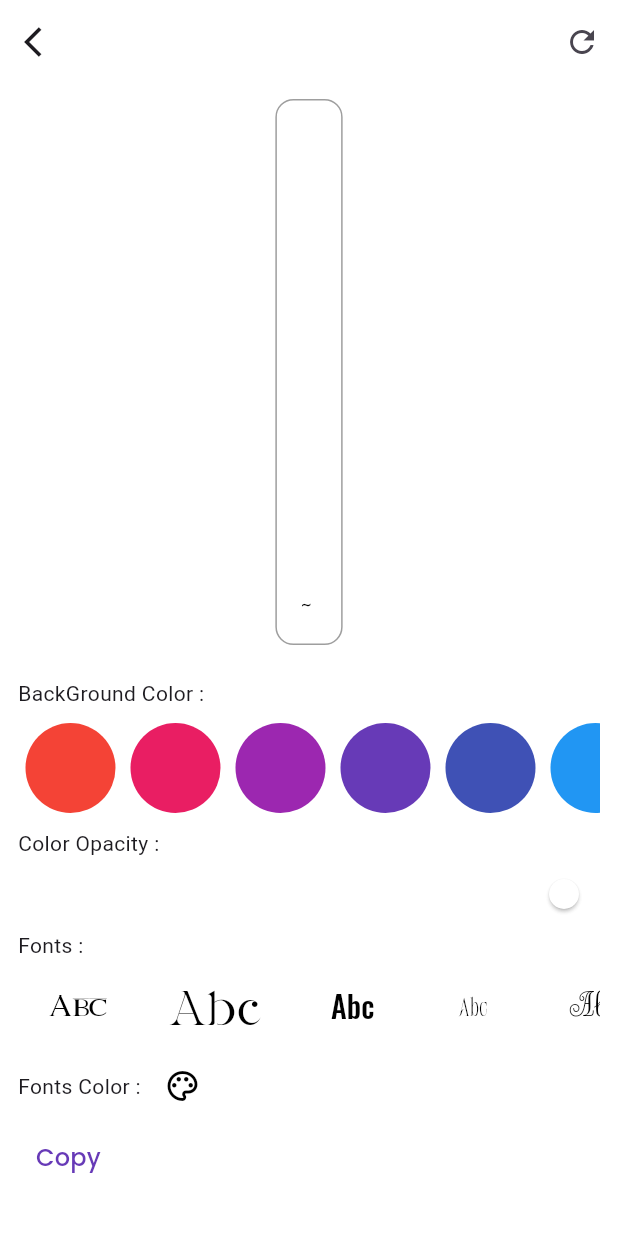
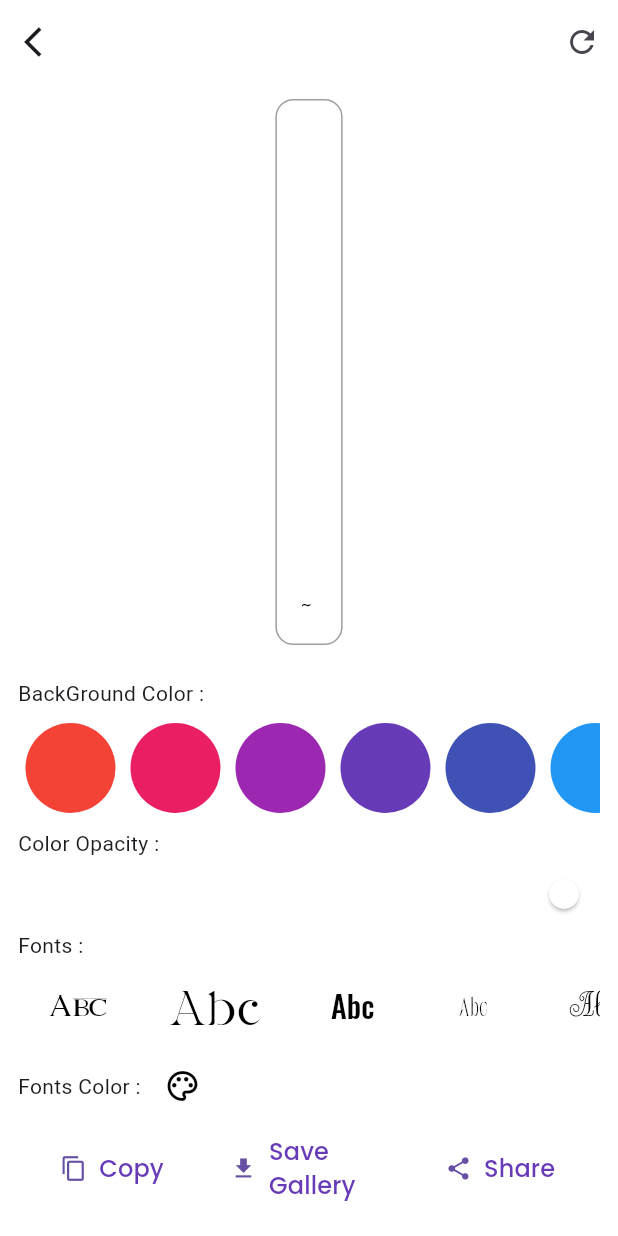
Before and after one commit to SJaynesh/Quotes-App, a Flutter app: the DetailPage screen opened directly with empty values, on a phone screen of 412 x 824 dp. Run offline on Flutter 3.47's test engine with Material 3 defaults, Android fonts, the phone set to English and light mode, and no system bars; our stand-ins replace flutter_colorpicker, flutter_screenutil, google_fonts, image_gallery_saver; missing offline and left inert: share_extend; network calls fail; Roboto replaces fonts that are missing (Nobile).

Commit message:
08/09/2024 - Edit

```diff
--- a/lib/view/screen/detail_page/detail_page.dart
+++ b/lib/view/screen/detail_page/detail_page.dart
@@ -1,10 +1,16 @@
+import 'dart:developer';
+
 import 'package:flutter/material.dart';
+import 'package:flutter/rendering.dart';
 import 'package:flutter/services.dart';
 import 'package:flutter_colorpicker/flutter_colorpicker.dart';
 import 'package:flutter_screenutil/flutter_screenutil.dart';
 import 'package:google_fonts/google_fonts.dart';
+import 'package:image_gallery_saver/image_gallery_saver.dart';
 import 'package:quotes_app/models/quotes_model.dart';
 import 'package:quotes_app/utills/fonts_utills.dart';
+import 'package:share_extend/share_extend.dart';
+import 'dart:ui' as ui;
 
 class DetailPage extends StatefulWidget {
   const DetailPage({super.key});
@@ -18,6 +24,27 @@ class _DetailPageState extends State<DetailPage> {
   double opacity = 1;
   String font = Fonts.lionKing.name;
   Color fontColor = Colors.black;
+
+  GlobalKey widgetKey = GlobalKey();
+
+  Future<void> copyQuote({
+    required QuotesModel quote,
+  }) async {
+    await Clipboard.setData(
+      ClipboardData(
+        text: "${quote.quotes}\n${quote.author}",
+      ),
+    ).then(
+      (value) {
+        SnackBar snackBar = const SnackBar(
+          content: Text("Quote copy successfully... "),
+          backgroundColor: Colors.green,
+        );
+        ScaffoldMessenger.of(context).showSnackBar(snackBar);
+      },
+    );
+  }
+
   @override
   Widget build(BuildContext context) {
     QuotesModel quote =
@@ -49,6 +76,8 @@ class _DetailPageState extends State<DetailPage> {
       body: Column(
         children: [
           Expanded(
+            child: RepaintBoundary(
+              key: widgetKey,
               child: Container(
                 padding: const EdgeInsets.all(16),
                 margin: const EdgeInsets.all(10),
@@ -68,7 +97,7 @@ class _DetailPageState extends State<DetailPage> {
                       cursorWidth: 2,
                       cursorColor: Colors.red,
                       cursorRadius: const Radius.circular(20),
-                    showCursor: true,
+                      showCursor: false,
                       toolbarOptions: const ToolbarOptions(
                         copy: true,
                         cut: true,
@@ -89,6 +118,7 @@ class _DetailPageState extends State<DetailPage> {
                       ),
                     ),
                   ],
+                ),
               ),
             ),
           ),
@@ -206,25 +236,15 @@ class _DetailPageState extends State<DetailPage> {
                     ],
                   ),
                   Row(
+                    mainAxisAlignment: MainAxisAlignment.center,
                     children: [
-                      TextButton(
-                        onPressed: () async {
-                          await Clipboard.setData(
-                            ClipboardData(
-                              text: "${quote.quotes}\n${quote.author}",
+                      Expanded(
+                        child: TextButton.icon(
+                          onPressed: () => copyQuote(
+                            quote: quote,
                           ),
-                          ).then(
-                            (value) {
-                              SnackBar snackBar = const SnackBar(
-                                content: Text("Quote copy successfully... "),
-                                backgroundColor: Colors.green,
-                              );
-                              ScaffoldMessenger.of(context)
-                                  .showSnackBar(snackBar);
-                            },
-                          );
-                        },
-                        child: Text(
+                          icon: const Icon(Icons.copy),
+                          label: Text(
                             "Copy",
                             style: GoogleFonts.poppins(
                               textStyle: TextStyle(
@@ -233,7 +253,78 @@ class _DetailPageState extends State<DetailPage> {
                               ),
                             ),
                           ),
-                      )
+                        ),
+                      ),
+                      Expanded(
+                        child: TextButton.icon(
+                          onPressed: () async {
+                            RenderRepaintBoundary boundary =
+                                widgetKey.currentContext?.findRenderObject()
+                                    as RenderRepaintBoundary;
+
+                            ui.Image image = await boundary.toImage();
+
+                            ByteData? byteData = await image.toByteData(
+                              format: ui.ImageByteFormat.png,
+                            );
+
+                            Uint8List list = byteData!.buffer.asUint8List();
+
+                            var result = await ImageGallerySaver.saveImage(
+                              list,
+                              quality: 60,
+                              name: quote.category,
+                            );
+
+                            if (result['isSuccess']) {
+                              SnackBar snackBar = const SnackBar(
+                                content: Text("Image Save Successfully"),
+                                backgroundColor: Colors.green,
+                              );
+                              ScaffoldMessenger.of(context)
+                                  .showSnackBar(snackBar);
+                            } else {
+                              SnackBar snackBar = const SnackBar(
+                                content: Text("Image Save Fail"),
+                                backgroundColor: Colors.red,
+                              );
+                              ScaffoldMessenger.of(context)
+                                  .showSnackBar(snackBar);
+                            }
+
+                            log("Image Result : $result");
+                            log("Image Result : ${result['isSuccess']}");
+                          },
+                          icon: const Icon(Icons.download),
+                          label: Text(
+                            "Save Gallery",
+                            style: GoogleFonts.poppins(
+                              textStyle: TextStyle(
+                                fontSize: 16.sp,
+                                color: Colors.deepPurple,
+                              ),
+                            ),
+                          ),
+                        ),
+                      ),
+                      Expanded(
+                        child: TextButton.icon(
+                          onPressed: () {
+                            widgetKey.currentContext.findRenderObject();
+                            ShareExtend.share(, "image");
+                          },
+                          icon: const Icon(Icons.share),
+                          label: Text(
+                            "Share",
+                            style: GoogleFonts.poppins(
+                              textStyle: TextStyle(
+                                fontSize: 16.sp,
+                                color: Colors.deepPurple,
+                              ),
+                            ),
+                          ),
+                        ),
+                      ),
                     ],
                   )
                 ],
--- a/pubspec.yaml
+++ b/pubspec.yaml
@@ -38,6 +38,10 @@ dependencies:
   flutter_screenutil: ^5.9.3
   google_fonts: ^6.2.1
   flutter_colorpicker: ^1.1.0
+  image_gallery_saver: ^2.0.3
+  path_provider: ^2.1.4
+  share_extend: ^2.0.0
+  image_picker: ^1.1.2
 
 dev_dependencies:
   flutter_test:
```
Also changed, not shown: pubspec.lock, 6 other files. Lines whose indentation alone changed are shown as unchanged.
